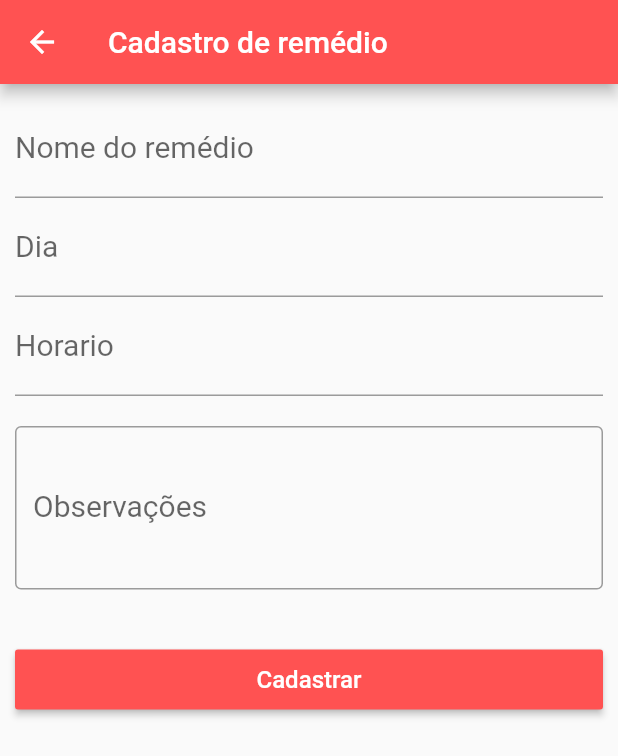
After one commit to MartinsMessias/lifepet-dart-flutter, a Flutter app: the FormRemedioPetScreen screen opened directly, on a phone screen of 412 x 824 dp. The commit adds this screen. Shown: the top 756 px of the screen. Run offline on Flutter 3.47's test engine with Material 2 defaults, Android fonts, the phone set to English and light mode, and no system bars; our stand-ins replace google_fonts.

Commit message:
Criação do form_remedio_pet_screen

```diff
--- a/lib/screens/home_screen.dart
+++ b/lib/screens/home_screen.dart
@@ -16,6 +16,7 @@ class HomeScreen extends StatelessWidget {
 //      ),
         backgroundColor: Colors.white,
         body: Container(
+          color: Colors.white,
           // margin: EdgeInsets.only(top: 25),
           child: ListView.builder(
             itemCount: pets.length,
--- /dev/null
+++ b/lib/screens/pet/form_remedio_pet_screen.dart
@@ -0,0 +1,65 @@
+import 'package:flutter/material.dart';
+
+class FormRemedioPetScreen extends StatelessWidget {
+  @override
+  Widget build(BuildContext context) {
+    return Scaffold(
+      appBar: AppBar(
+        title: Text('Cadastro de remédio'),
+      ),
+      body: SingleChildScrollView(
+        child: Padding(
+          padding: EdgeInsets.all(10),
+          child: Form(
+            child: Column(
+              crossAxisAlignment: CrossAxisAlignment.stretch,
+              children: <Widget>[
+                TextFormField(
+                  keyboardType: TextInputType.text,
+                  style: TextStyle(fontSize: 20),
+                  decoration: InputDecoration(labelText: 'Nome do remédio'),
+                ),
+                TextFormField(
+                  keyboardType: TextInputType.datetime,
+                  style: TextStyle(fontSize: 20),
+                  decoration: InputDecoration(labelText: 'Dia'),
+                ),
+                TextFormField(
+                  keyboardType: TextInputType.datetime,
+                  style: TextStyle(fontSize: 20),
+                  decoration: InputDecoration(labelText: 'Horario'),
+                ),
+                Padding(
+                  padding: EdgeInsets.only(top: 20, bottom: 20),
+                  child: TextFormField(
+                    keyboardType: TextInputType.multiline,
+                    maxLines: 3,
+                    style: TextStyle(fontSize: 20),
+                    decoration: InputDecoration(
+                      labelText: 'Observações',
+                      border: const OutlineInputBorder(),
+                    ),
+                  ),
+                ),
+                Padding(
+                  padding: EdgeInsets.only(top: 20, bottom: 20),
+                  child: Container(
+                    height: 40,
+                    child: RaisedButton(
+                      splashColor: Colors.white10,
+                      onPressed: (){},
+                      color: Colors.redAccent,
+                      child: Text('Cadastrar', style: TextStyle(
+                        color: Colors.white, fontSize: 16
+                      ),),
+                    ),
+                  ),
+                )
+              ],
+            ),
+          ),
+        ),
+      ),
+    );
+  }
+}
```
